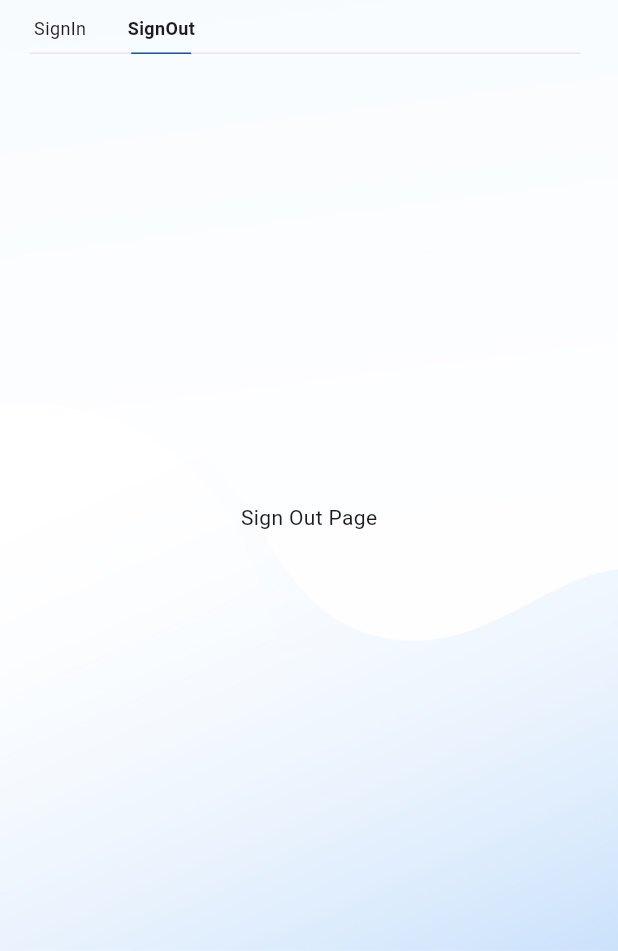
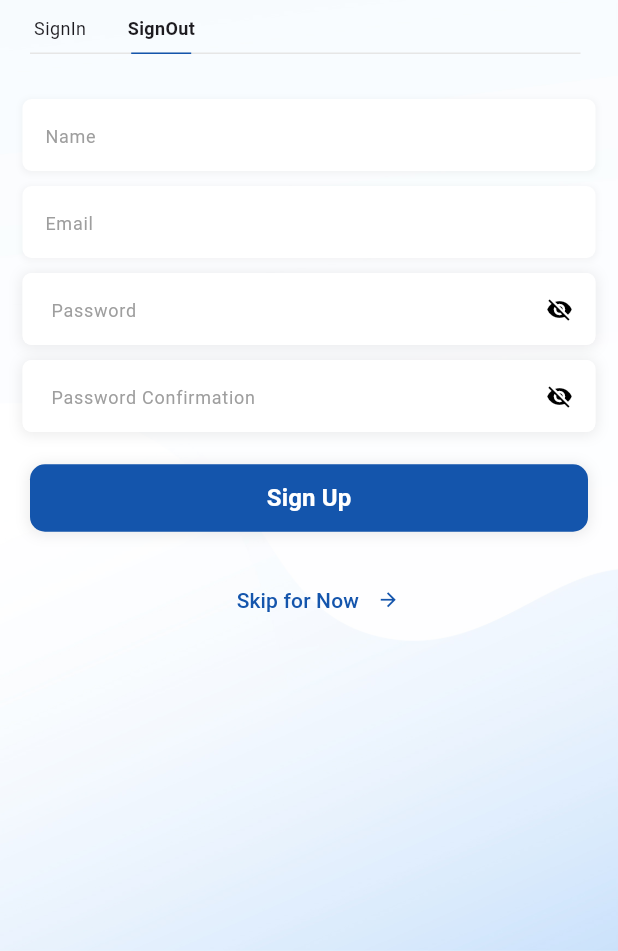
Before and after one commit to 4amshin/fic7-frontend, a Flutter app: the screen it shows after launch, swiped to page 2, on a phone screen of 412 x 824 dp, the part 285-1236 px from its top. Run offline on Flutter 3.47's test engine with Material 3 defaults, Android fonts, the phone set to English and light mode, and no system bars; our stand-ins replace flutter_svg, google_fonts; Roboto replaces fonts that are missing (Ubuntu).

Commit message:
Sign Up UI

```diff
--- a/lib/pages/auth/widgets/ap_sign_out.dart
+++ /dev/null
@@ -1,17 +0,0 @@
-import 'package:flutter/material.dart';
-
-class ApSignOut extends StatefulWidget {
-  const ApSignOut({Key? key}) : super(key: key);
-
-  @override
-  _ApSignOutState createState() => _ApSignOutState();
-}
-
-class _ApSignOutState extends State<ApSignOut> {
-  @override
-  Widget build(BuildContext context) {
-    return Center(
-      child: Text('Sign Out Page'),
-    );
-  }
-}
--- /dev/null
+++ b/lib/pages/auth/widgets/ap_sign_up.dart
@@ -0,0 +1,157 @@
+import 'package:fic7_fe/common/constants/colors.dart';
+import 'package:fic7_fe/common/constants/custom_theme.dart';
+import 'package:fic7_fe/common/constants/dimension.dart';
+import 'package:fic7_fe/common/widgets/custom_button.dart';
+import 'package:fic7_fe/common/widgets/custom_password_text_field.dart';
+import 'package:fic7_fe/common/widgets/custom_text_field.dart';
+import 'package:flutter/material.dart';
+
+class ApSignUp extends StatefulWidget {
+  const ApSignUp({Key? key}) : super(key: key);
+
+  @override
+  _ApSignUpState createState() => _ApSignUpState();
+}
+
+class _ApSignUpState extends State<ApSignUp> {
+  final TextEditingController _firstNameController = TextEditingController();
+
+  final TextEditingController _emailController = TextEditingController();
+
+  final TextEditingController _passwordController = TextEditingController();
+  final TextEditingController _confirmPasswordController =
+      TextEditingController();
+  GlobalKey<FormState>? _formKey;
+
+  final FocusNode _fNameFocus = FocusNode();
+  final FocusNode _lNameFocus = FocusNode();
+  final FocusNode _emailFocus = FocusNode();
+  final FocusNode _phoneFocus = FocusNode();
+  final FocusNode _passwordFocus = FocusNode();
+  final FocusNode _confirmPasswordFocus = FocusNode();
+
+  bool isEmailVerified = false;
+
+  addUser() async {
+    if (_formKey!.currentState!.validate()) {
+      _formKey!.currentState!.save();
+      isEmailVerified = true;
+    } else {
+      isEmailVerified = false;
+    }
+  }
+
+  @override
+  Widget build(BuildContext context) {
+    return ListView(
+      padding:
+          const EdgeInsets.symmetric(vertical: Dimensions.paddingSizeSmall),
+      children: [
+        //Register Field
+        Form(
+          child: Column(
+            children: [
+              //Name
+              Container(
+                margin: const EdgeInsets.only(
+                    left: Dimensions.marginSizeDefault,
+                    right: Dimensions.marginSizeDefault),
+                child: Row(
+                  children: [
+                    Expanded(
+                        child: CustomTextField(
+                      hintText: 'Name',
+                      textInputType: TextInputType.name,
+                      focusNode: _fNameFocus,
+                      nextNode: _lNameFocus,
+                      isPhoneNumber: false,
+                      capitalization: TextCapitalization.words,
+                      controller: _firstNameController,
+                    )),
+                    //Email
+                  ],
+                ),
+              ),
+              //Email
+              Container(
+                margin: const EdgeInsets.only(
+                    left: Dimensions.marginSizeDefault,
+                    right: Dimensions.marginSizeDefault,
+                    top: Dimensions.marginSizeSmall),
+                child: CustomTextField(
+                  hintText: 'Email',
+                  focusNode: _emailFocus,
+                  nextNode: _phoneFocus,
+                  textInputType: TextInputType.emailAddress,
+                  controller: _emailController,
+                ),
+              ),
+              //Password
+              Container(
+                margin: const EdgeInsets.only(
+                    left: Dimensions.marginSizeDefault,
+                    right: Dimensions.marginSizeDefault,
+                    top: Dimensions.marginSizeSmall),
+                child: CustomPasswordTextField(
+                  hintTxt: 'Password',
+                  controller: _passwordController,
+                  focusNode: _passwordFocus,
+                  nextNode: _confirmPasswordFocus,
+                  textInputAction: TextInputAction.next,
+                ),
+              ),
+              //Password Confirmation
+              Container(
+                margin: const EdgeInsets.only(
+                    left: Dimensions.marginSizeDefault,
+                    right: Dimensions.marginSizeDefault,
+                    top: Dimensions.marginSizeSmall),
+                child: CustomPasswordTextField(
+                  hintTxt: 'Password Confirmation',
+                  controller: _confirmPasswordController,
+                  focusNode: _confirmPasswordFocus,
+                  textInputAction: TextInputAction.done,
+                ),
+              ),
+            ],
+          ),
+        ),
+        //Sign Up Button
+        Container(
+          margin: const EdgeInsets.only(
+              left: Dimensions.marginSizeLarge,
+              right: Dimensions.marginSizeLarge,
+              bottom: Dimensions.marginSizeLarge,
+              top: Dimensions.marginSizeLarge),
+          child: CustomButton(
+            onTap: addUser,
+            buttonText: 'Sign Up',
+          ),
+        ),
+        //Skip Link
+        Center(
+            child: Row(
+          mainAxisAlignment: MainAxisAlignment.center,
+          crossAxisAlignment: CrossAxisAlignment.center,
+          children: [
+            TextButton(
+              onPressed: () {},
+              child: Text(
+                'Skip for Now',
+                style: titilliumRegular.copyWith(
+                  fontSize: Dimensions.fontSizeDefault,
+                  color: ColorResources.getPrimary(context),
+                ),
+              ),
+            ),
+            Icon(
+              Icons.arrow_forward,
+              size: 15,
+              color: Theme.of(context).primaryColor,
+            )
+          ],
+        )),
+      ],
+    );
+  }
+}
--- a/lib/pages/auth/widgets/ap_tab_body.dart
+++ b/lib/pages/auth/widgets/ap_tab_body.dart
@@ -1,5 +1,5 @@
 import 'package:fic7_fe/pages/auth/widgets/ap_sign_in.dart';
-import 'package:fic7_fe/pages/auth/widgets/ap_sign_out.dart';
+import 'package:fic7_fe/pages/auth/widgets/ap_sign_up.dart';
 import 'package:flutter/material.dart';
 
 class ApTabBody extends StatelessWidget {
@@ -24,7 +24,7 @@ class ApTabBody extends StatelessWidget {
           if (isLoginPage) {
             return const ApSignIn();
           } else {
-            return const ApSignOut();
+            return const ApSignUp();
           }
         },
       ),
```
